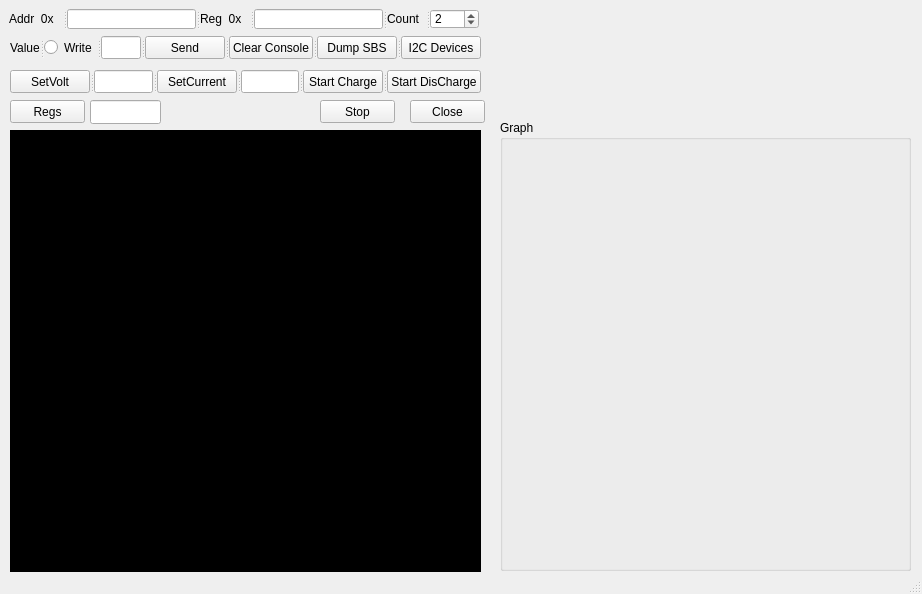
Above: SCScripts/I2c_Interface_graph.ui from shikuk/sbs_sbc before the change. Below: the same form after it.
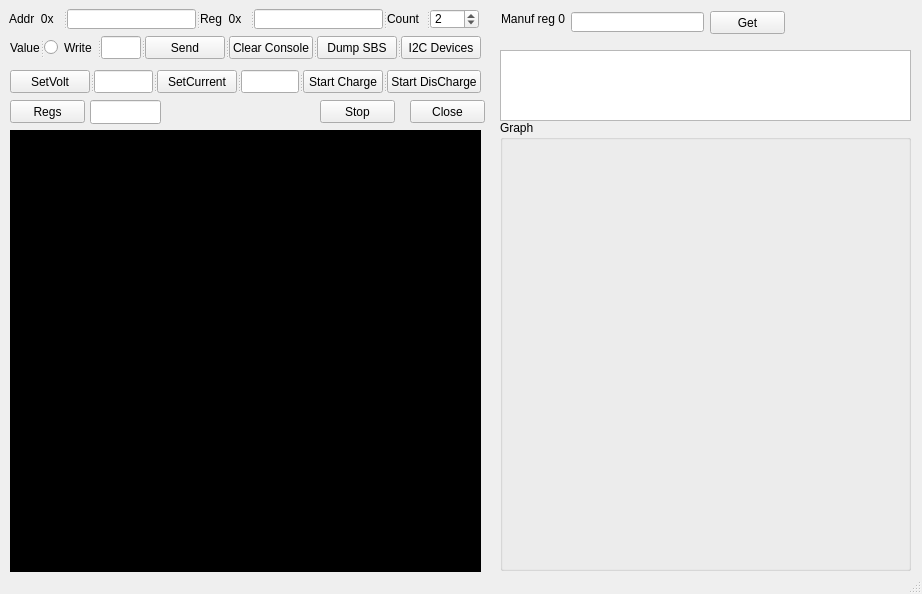
That is the form after the change. Icons and pictures are not drawn.

What changed in the file:
```diff
--- a/SCScripts/I2c_Interface_graph.ui
+++ b/SCScripts/I2c_Interface_graph.ui
@@ -626,6 +626,52 @@
      <string>Graph</string>
     </property>
    </widget>
+   <widget class="QTextEdit" name="Result">
+    <property name="geometry">
+     <rect>
+      <x>500</x>
+      <y>50</y>
+      <width>411</width>
+      <height>71</height>
+     </rect>
+    </property>
+   </widget>
+   <widget class="QLineEdit" name="ManufReg">
+    <property name="geometry">
+     <rect>
+      <x>571</x>
+      <y>12</y>
+      <width>133</width>
+      <height>20</height>
+     </rect>
+    </property>
+   </widget>
+   <widget class="QPushButton" name="GetManuf">
+    <property name="geometry">
+     <rect>
+      <x>710</x>
+      <y>11</y>
+      <width>75</width>
+      <height>23</height>
+     </rect>
+    </property>
+    <property name="text">
+     <string>Get</string>
+    </property>
+   </widget>
+   <widget class="QLabel" name="label_5">
+    <property name="geometry">
+     <rect>
+      <x>501</x>
+      <y>11</y>
+      <width>64</width>
+      <height>16</height>
+     </rect>
+    </property>
+    <property name="text">
+     <string>Manuf reg 0x</string>
+    </property>
+   </widget>
   </widget>
   <widget class="QStatusBar" name="statusbar"/>
   <action name="actionAction1">
```
